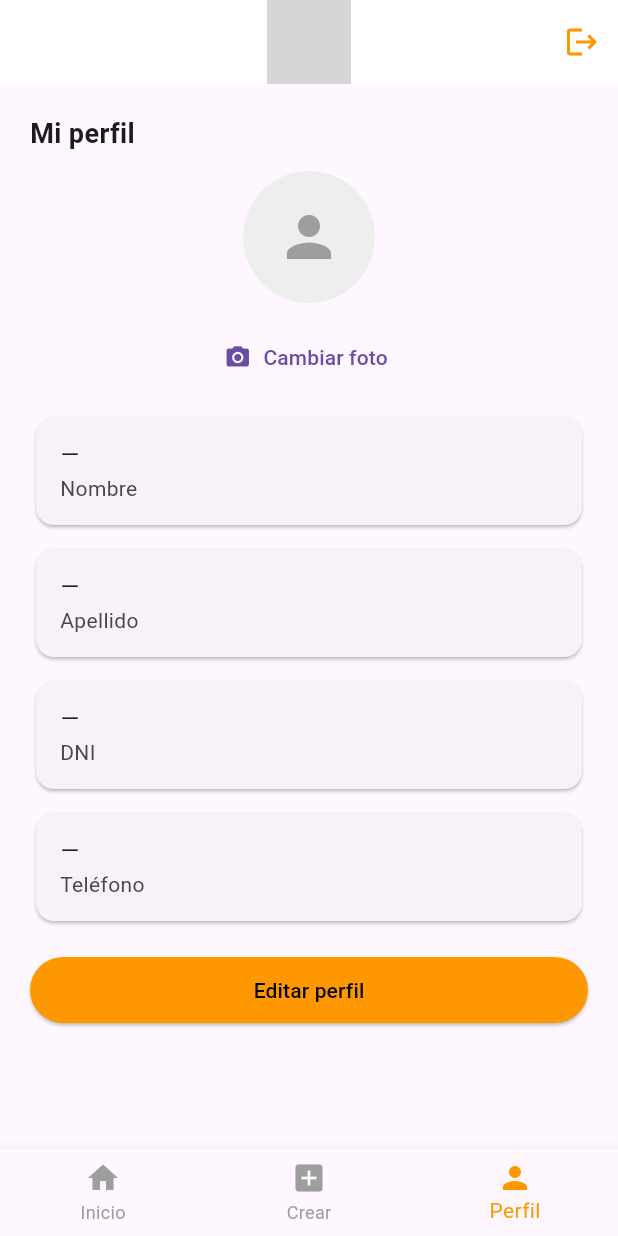
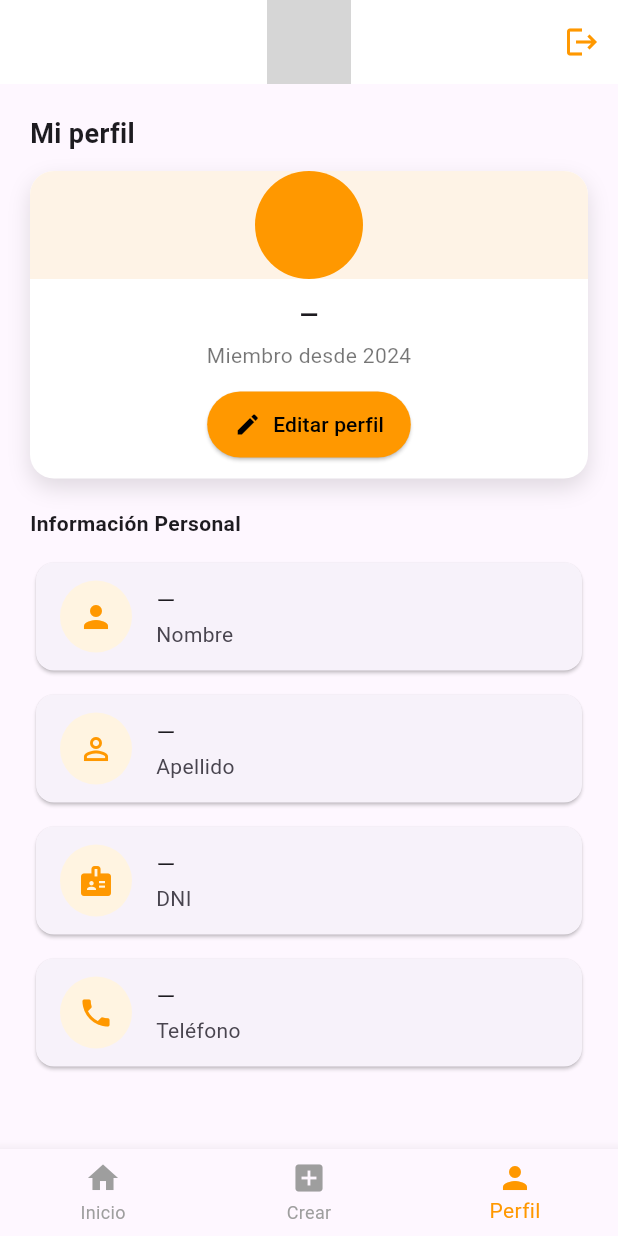
Before and after one commit to LuisMorenoMalpartida/SaviApp-SupaBase, a Flutter app: the HomeScreen screen opened by its route, item 3 of the bottom bar chosen, on a phone screen of 412 x 824 dp. Run offline on Flutter 3.47's test engine with Material 3 defaults, Android fonts, the phone set to English and light mode, and no system bars; our stand-ins replace flutter_svg, image_picker, supabase_flutter; accounts and stored records are empty; project files that could hold a hidden picture were left out; grey boxes are pictures that could not be loaded.

Commit message:
editar perfil

```diff
--- a/lib/db.dart
+++ b/lib/db.dart
@@ -264,20 +264,12 @@
       if (apellido != null) values['apellido'] = apellido;
       if (dni != null) values['dni'] = dni;
       if (telefono != null) values['telefono'] = telefono;
+      // Use UPSERT to avoid duplicate key errors and create-or-update in one call
+      final payload = <String, dynamic>{'id': userId, ...values};
+      // ensure email exists when inserting
+      payload['email'] = supabase.auth.currentUser?.email ?? '';
 
-      // Intentar UPDATE
-      final res =
-          await supabase.from('perfiles').update(values).eq('id', userId);
-
-      // Si no existe fila afectada, insertar
-      // Supabase returns data or throws; we'll attempt insert on error/empty
-      if (res == null || (res is List && res.isEmpty)) {
-        await supabase.from('perfiles').insert({
-          'id': userId,
-          ...values,
-          'email': supabase.auth.currentUser?.email ?? ''
-        });
-      }
+      await supabase.from('perfiles').upsert(payload);
 
       onSuccess();
     } catch (e) {
@@ -303,10 +295,12 @@
       // Obtener URL pública
       final publicUrl = supabase.storage.from('avatars').getPublicUrl(destPath);
 
-      // Actualizar perfil con la URL (columna 'avatar_url' debe existir)
-      await supabase
-          .from('perfiles')
-          .update({'avatar_url': publicUrl}).eq('id', userId);
+      // Use upsert to create or update the perfil row with avatar_url
+      await supabase.from('perfiles').upsert({
+        'id': userId,
+        'avatar_url': publicUrl,
+        'email': supabase.auth.currentUser?.email ?? ''
+      });
 
       return publicUrl;
     } catch (e) {
--- a/lib/src/screens/tabs/perfil_tab.dart
+++ b/lib/src/screens/tabs/perfil_tab.dart
@@ -52,6 +52,182 @@
             style: TextStyle(fontSize: 18, fontWeight: FontWeight.w600)),
         const SizedBox(height: 12),
         if (!_editing) ...[
+          // Header card with avatar, name and edit button (design only)
+          Container(
+            decoration: BoxDecoration(
+              color: Colors.white,
+              borderRadius: BorderRadius.circular(16),
+              boxShadow: [
+                BoxShadow(
+                  color: Colors.black12,
+                  blurRadius: 12,
+                  offset: Offset(0, 6),
+                ),
+              ],
+            ),
+            child: Column(
+              children: [
+                // top accent
+                Container(
+                  height: 72,
+                  decoration: BoxDecoration(
+                    color: const Color(0xFFFEF3E6), // soft peach
+                    borderRadius: const BorderRadius.only(
+                      topLeft: Radius.circular(16),
+                      topRight: Radius.circular(16),
+                    ),
+                  ),
+                  child: Center(
+                    child: CircleAvatar(
+                      radius: 40,
+                      backgroundColor: Colors.orange,
+                      child: Text(
+                        ((state.perfilNombre.isNotEmpty
+                                    ? state.perfilNombre[0]
+                                    : '') +
+                                (state.perfilApellido.isNotEmpty
+                                    ? state.perfilApellido[0]
+                                    : ''))
+                            .toUpperCase(),
+                        style: const TextStyle(
+                            color: Colors.white,
+                            fontSize: 20,
+                            fontWeight: FontWeight.w600),
+                      ),
+                    ),
+                  ),
+                ),
+                Padding(
+                  padding:
+                      const EdgeInsets.symmetric(horizontal: 16, vertical: 12),
+                  child: Column(
+                    children: [
+                      Text(
+                        state.perfilNombre.isNotEmpty
+                            ? '${state.perfilNombre} ${state.perfilApellido}'
+                                .trim()
+                            : '—',
+                        style: const TextStyle(
+                            fontSize: 16, fontWeight: FontWeight.w700),
+                      ),
+                      const SizedBox(height: 6),
+                      const Text('Miembro desde 2024',
+                          style: TextStyle(color: Colors.black54)),
+                      const SizedBox(height: 12),
+                      Row(
+                        mainAxisAlignment: MainAxisAlignment.center,
+                        children: [
+                          ElevatedButton.icon(
+                            onPressed: () {
+                              // populate controllers and switch to edit mode
+                              _nombreCtrl.text = state.perfilNombre;
+                              _apellidoCtrl.text = state.perfilApellido;
+                              _dniCtrl.text = state.perfilDni;
+                              _telefonoCtrl.text = state.perfilTelefono;
+                              setState(() => _editing = true);
+                            },
+                            icon: const Icon(Icons.edit, size: 18),
+                            label: const Text('Editar perfil'),
+                            style: ElevatedButton.styleFrom(
+                              backgroundColor: Colors.orange,
+                              foregroundColor: Colors.black,
+                              shape: const StadiumBorder(),
+                              padding: const EdgeInsets.symmetric(
+                                  horizontal: 18, vertical: 12),
+                            ),
+                          ),
+                        ],
+                      ),
+                    ],
+                  ),
+                ),
+              ],
+            ),
+          ),
+          const SizedBox(height: 20),
+          const Text('Información Personal',
+              style: TextStyle(fontSize: 14, fontWeight: FontWeight.w600)),
+          const SizedBox(height: 12),
+          // Info cards with icons on the left
+          Card(
+            shape:
+                RoundedRectangleBorder(borderRadius: BorderRadius.circular(12)),
+            child: ListTile(
+              leading: Container(
+                width: 48,
+                height: 48,
+                decoration: BoxDecoration(
+                  color: const Color(0xFFFFF4E1),
+                  shape: BoxShape.circle,
+                ),
+                child: const Icon(Icons.person, color: Colors.orange),
+              ),
+              title: Text(
+                  state.perfilNombre.isNotEmpty ? state.perfilNombre : '—'),
+              subtitle: const Text('Nombre'),
+            ),
+          ),
+          const SizedBox(height: 8),
+          Card(
+            shape:
+                RoundedRectangleBorder(borderRadius: BorderRadius.circular(12)),
+            child: ListTile(
+              leading: Container(
+                width: 48,
+                height: 48,
+                decoration: BoxDecoration(
+                  color: const Color(0xFFFFF4E1),
+                  shape: BoxShape.circle,
+                ),
+                child: const Icon(Icons.person_outline, color: Colors.orange),
+              ),
+              title: Text(
+                  state.perfilApellido.isNotEmpty ? state.perfilApellido : '—'),
+              subtitle: const Text('Apellido'),
+            ),
+          ),
+          const SizedBox(height: 8),
+          Card(
+            shape:
+                RoundedRectangleBorder(borderRadius: BorderRadius.circular(12)),
+            child: ListTile(
+              leading: Container(
+                width: 48,
+                height: 48,
+                decoration: BoxDecoration(
+                  color: const Color(0xFFFFF4E1),
+                  shape: BoxShape.circle,
+                ),
+                child: const Icon(Icons.badge, color: Colors.orange),
+              ),
+              title: Text(state.perfilDni.isNotEmpty ? state.perfilDni : '—'),
+              subtitle: const Text('DNI'),
+            ),
+          ),
+          const SizedBox(height: 8),
+          Card(
+            shape:
+                RoundedRectangleBorder(borderRadius: BorderRadius.circular(12)),
+            child: ListTile(
+              leading: Container(
+                width: 48,
+                height: 48,
+                decoration: BoxDecoration(
+                  color: const Color(0xFFFFF4E1),
+                  shape: BoxShape.circle,
+                ),
+                child: const Icon(Icons.phone, color: Colors.orange),
+              ),
+              title: Text(
+                  state.perfilTelefono.isNotEmpty ? state.perfilTelefono : '—'),
+              subtitle: const Text('Teléfono'),
+            ),
+          ),
+          const SizedBox(height: 12),
+          // small change photo button below info (kept text)
+          // photo picker moved into edit mode
+        ] else ...[
+          // Edit mode: avatar + photo picker inside the form
           Center(
             child: Column(
               children: [
@@ -65,18 +241,16 @@
                       ? const Icon(Icons.person, size: 44, color: Colors.grey)
                       : null,
                 ),
-                const SizedBox(height: 12),
+                const SizedBox(height: 8),
                 TextButton.icon(
                   onPressed: () async {
                     final XFile? picked = await _picker.pickImage(
                         source: ImageSource.gallery, imageQuality: 80);
                     if (picked != null) {
-                      // upload immediately via SaviState helper
                       final state =
                           Provider.of<SaviState>(context, listen: false);
                       final url = await state.subirAvatar(picked.path);
                       if (url != null) {
-                        // reload perfil
                         await state.cargarPerfil();
                       }
                     }
@@ -84,61 +258,10 @@
                   icon: const Icon(Icons.camera_alt),
                   label: const Text('Cambiar foto'),
                 ),
+                const SizedBox(height: 12),
               ],
             ),
           ),
-          const SizedBox(height: 12),
-          Card(
-            child: ListTile(
-              title: Text(
-                  state.perfilNombre.isNotEmpty ? state.perfilNombre : '—'),
-              subtitle: const Text('Nombre'),
-            ),
-          ),
-          const SizedBox(height: 8),
-          Card(
-            child: ListTile(
-              title: Text(
-                  state.perfilApellido.isNotEmpty ? state.perfilApellido : '—'),
-              subtitle: const Text('Apellido'),
-            ),
-          ),
-          const SizedBox(height: 8),
-          Card(
-            child: ListTile(
-              title: Text(state.perfilDni.isNotEmpty ? state.perfilDni : '—'),
-              subtitle: const Text('DNI'),
-            ),
-          ),
-          const SizedBox(height: 8),
-          Card(
-            child: ListTile(
-              title: Text(
-                  state.perfilTelefono.isNotEmpty ? state.perfilTelefono : '—'),
-              subtitle: const Text('Teléfono'),
-            ),
-          ),
-          const SizedBox(height: 20),
-          SizedBox(
-            height: 44,
-            child: ElevatedButton(
-              style: ElevatedButton.styleFrom(
-                backgroundColor: Colors.orange,
-                foregroundColor: Colors.black,
-                shape: const StadiumBorder(),
-              ),
-              onPressed: () {
-                // populate controllers and switch to edit mode
-                _nombreCtrl.text = state.perfilNombre;
-                _apellidoCtrl.text = state.perfilApellido;
-                _dniCtrl.text = state.perfilDni;
-                _telefonoCtrl.text = state.perfilTelefono;
-                setState(() => _editing = true);
-              },
-              child: const Text('Editar perfil'),
-            ),
-          ),
-        ] else ...[
           TextField(
             controller: _nombreCtrl,
             decoration: InputDecoration(
```
